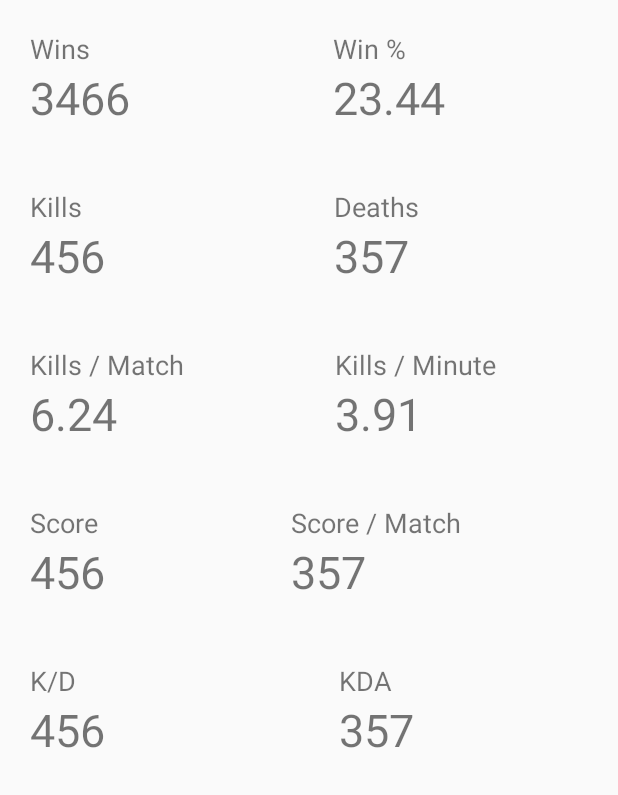
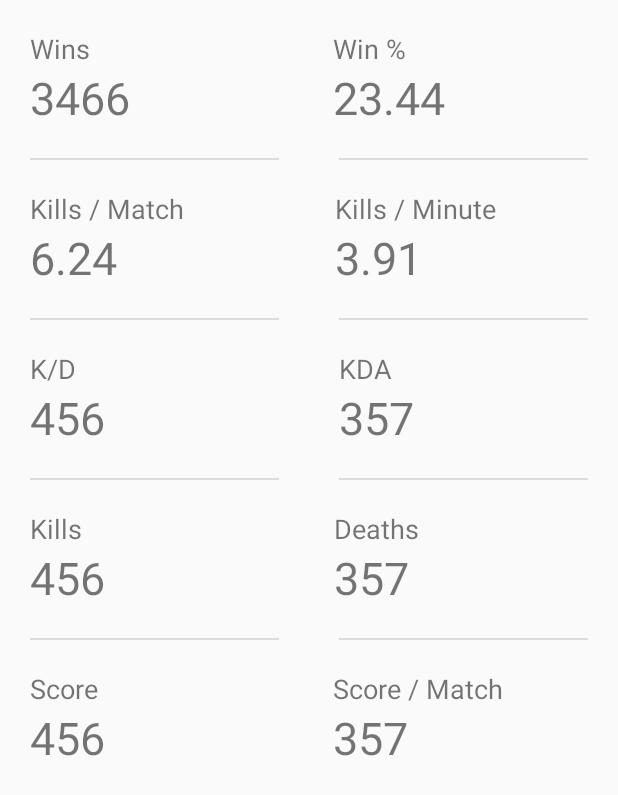
Before and after one commit to cam2332/StatsFromMOBA, an Android app: the layout player_overall_stats.xml on its own in the app's theme, with its tools: preview values and no code run, on a phone screen of 412 x 824 dp. Shown: the top 795 px of the screen. Run offline under Robolectric (Android 15) with nearby library versions, the phone set to English and light mode, and no system bars.

Commit message:
Updated layout player_overall_stats

```diff
--- a/app/src/main/res/layout/player_overall_stats.xml
+++ b/app/src/main/res/layout/player_overall_stats.xml
@@ -61,24 +61,188 @@
         </LinearLayout>
     </LinearLayout>
 
+
+    <LinearLayout
+        android:id="@+id/divider"
+        android:layout_width="match_parent"
+        android:layout_height="wrap_content"
+        android:orientation="horizontal">
+
+        <View
+            android:id="@+id/divider3"
+            android:layout_width="match_parent"
+            android:layout_height="1dp"
+            android:layout_marginLeft="20dp"
+            android:layout_marginRight="20dp"
+            android:layout_weight="1"
+            android:background="?android:attr/listDivider" />
+
+        <View
+            android:id="@+id/divider2"
+            android:layout_width="match_parent"
+            android:layout_height="1dp"
+            android:layout_marginLeft="20dp"
+            android:layout_marginRight="20dp"
+            android:layout_weight="1"
+            android:background="?android:attr/listDivider" />
+    </LinearLayout>
+
     <LinearLayout
         android:layout_width="match_parent"
         android:layout_height="wrap_content"
         android:orientation="horizontal">
 
-        <Space
+        <LinearLayout
+            android:layout_width="wrap_content"
+            android:layout_height="match_parent"
+            android:layout_weight="1"
+            android:orientation="vertical"
+            android:padding="20dp">
+
+            <TextView
+                android:id="@+id/textView682"
+                android:layout_width="match_parent"
+                android:layout_height="wrap_content"
+                android:text="Kills / Match"
+                android:textAlignment="textStart"
+                android:textSize="18sp" />
+
+            <TextView
+                android:id="@+id/textView_kills_per_match"
+                android:layout_width="match_parent"
+                android:layout_height="wrap_content"
+                android:text="6.24"
+                android:textAlignment="textStart"
+                android:textSize="30sp" />
+        </LinearLayout>
+
+        <LinearLayout
+            android:layout_width="wrap_content"
+            android:layout_height="match_parent"
+            android:layout_weight="1"
+            android:orientation="vertical"
+            android:padding="20dp">
+
+            <TextView
+                android:id="@+id/textView452"
+                android:layout_width="match_parent"
+                android:layout_height="wrap_content"
+                android:text="Kills / Minute"
+                android:textAlignment="textStart"
+                android:textSize="18sp" />
+
+            <TextView
+                android:id="@+id/textView_kills_per_minute"
+                android:layout_width="match_parent"
+                android:layout_height="wrap_content"
+                android:text="3.91"
+                android:textAlignment="textStart"
+                android:textSize="30sp" />
+        </LinearLayout>
+    </LinearLayout>
+
+    <LinearLayout
+        android:id="@+id/divider10"
+        android:layout_width="match_parent"
+        android:layout_height="wrap_content"
+        android:orientation="horizontal">
+
+        <View
+            android:id="@+id/divider5"
             android:layout_width="match_parent"
-            android:layout_height="wrap_content"
-            android:layout_marginLeft="15dp"
-            android:layout_marginRight="35dp"
-            android:layout_weight=".7" />
+            android:layout_height="1dp"
+            android:layout_marginLeft="20dp"
+            android:layout_marginRight="20dp"
+            android:layout_weight="1"
+            android:background="?android:attr/listDivider" />
 
-        <Space
+        <View
+            android:id="@+id/divider4"
             android:layout_width="match_parent"
-            android:layout_height="wrap_content"
-            android:layout_marginLeft="15dp"
-            android:layout_marginRight="35dp"
-            android:layout_weight=".7" />
+            android:layout_height="1dp"
+            android:layout_marginLeft="20dp"
+            android:layout_marginRight="20dp"
+            android:layout_weight="1"
+            android:background="?android:attr/listDivider" />
+    </LinearLayout>
+
+    <LinearLayout
+        android:layout_width="match_parent"
+        android:layout_height="wrap_content"
+        android:orientation="horizontal">
+
+        <LinearLayout
+            android:layout_width="wrap_content"
+            android:layout_height="match_parent"
+            android:layout_weight="1"
+            android:orientation="vertical"
+            android:padding="20dp">
+
+            <TextView
+                android:id="@+id/textView68"
+                android:layout_width="match_parent"
+                android:layout_height="wrap_content"
+                android:text="K/D"
+                android:textAlignment="textStart"
+                android:textSize="18sp" />
+
+            <TextView
+                android:id="@+id/textView_kd"
+                android:layout_width="match_parent"
+                android:layout_height="wrap_content"
+                android:text="456"
+                android:textAlignment="textStart"
+                android:textSize="30sp" />
+        </LinearLayout>
+
+        <LinearLayout
+            android:layout_width="wrap_content"
+            android:layout_height="match_parent"
+            android:layout_weight="1"
+            android:orientation="vertical"
+            android:padding="20dp">
+
+            <TextView
+                android:id="@+id/textView45"
+                android:layout_width="match_parent"
+                android:layout_height="wrap_content"
+                android:text="KDA"
+                android:textAlignment="textStart"
+                android:textSize="18sp" />
+
+            <TextView
+                android:id="@+id/textView_kda"
+                android:layout_width="match_parent"
+                android:layout_height="wrap_content"
+                android:text="357"
+                android:textAlignment="textStart"
+                android:textSize="30sp" />
+        </LinearLayout>
+    </LinearLayout>
+
+    <LinearLayout
+        android:id="@+id/divider11"
+        android:layout_width="match_parent"
+        android:layout_height="wrap_content"
+        android:orientation="horizontal">
+
+        <View
+            android:id="@+id/divider7"
+            android:layout_width="match_parent"
+            android:layout_height="1dp"
+            android:layout_marginLeft="20dp"
+            android:layout_marginRight="20dp"
+            android:layout_weight="1"
+            android:background="?android:attr/listDivider" />
+
+        <View
+            android:id="@+id/divider6"
+            android:layout_width="match_parent"
+            android:layout_height="1dp"
+            android:layout_marginLeft="20dp"
+            android:layout_marginRight="20dp"
+            android:layout_weight="1"
+            android:background="?android:attr/listDivider" />
     </LinearLayout>
 
     <LinearLayout
@@ -136,97 +300,28 @@
     </LinearLayout>
 
     <LinearLayout
+        android:id="@+id/divider12"
         android:layout_width="match_parent"
         android:layout_height="wrap_content"
         android:orientation="horizontal">
 
-        <Space
+        <View
+            android:id="@+id/divider9"
             android:layout_width="match_parent"
-            android:layout_height="wrap_content"
-            android:layout_marginLeft="15dp"
-            android:layout_marginRight="35dp"
-            android:layout_weight=".7" />
+            android:layout_height="1dp"
+            android:layout_marginLeft="20dp"
+            android:layout_marginRight="20dp"
+            android:layout_weight="1"
+            android:background="?android:attr/listDivider" />
 
-        <Space
+        <View
+            android:id="@+id/divider8"
             android:layout_width="match_parent"
-            android:layout_height="wrap_content"
-            android:layout_marginLeft="15dp"
-            android:layout_marginRight="35dp"
-            android:layout_weight=".7" />
-    </LinearLayout>
-
-    <LinearLayout
-        android:layout_width="match_parent"
-        android:layout_height="wrap_content"
-        android:orientation="horizontal">
-
-        <LinearLayout
-            android:layout_width="wrap_content"
-            android:layout_height="match_parent"
+            android:layout_height="1dp"
+            android:layout_marginLeft="20dp"
+            android:layout_marginRight="20dp"
             android:layout_weight="1"
-            android:orientation="vertical"
-            android:padding="20dp">
-
-            <TextView
-                android:id="@+id/textView682"
-                android:layout_width="match_parent"
-                android:layout_height="wrap_content"
-                android:text="Kills / Match"
-                android:textAlignment="textStart"
-                android:textSize="18sp" />
-
-            <TextView
-                android:id="@+id/textView_kills_per_match"
-                android:layout_width="match_parent"
-                android:layout_height="wrap_content"
-                android:text="6.24"
-                android:textAlignment="textStart"
-                android:textSize="30sp" />
-        </LinearLayout>
-
-        <LinearLayout
-            android:layout_width="wrap_content"
-            android:layout_height="match_parent"
-            android:layout_weight="1"
-            android:orientation="vertical"
-            android:padding="20dp">
-
-            <TextView
-                android:id="@+id/textView452"
-                android:layout_width="match_parent"
-                android:layout_height="wrap_content"
-                android:text="Kills / Minute"
-                android:textAlignment="textStart"
-                android:textSize="18sp" />
-
-            <TextView
-                android:id="@+id/textView_kills_per_minute"
-                android:layout_width="match_parent"
-                android:layout_height="wrap_content"
-                android:text="3.91"
-                android:textAlignment="textStart"
-                android:textSize="30sp" />
-        </LinearLayout>
-    </LinearLayout>
-
-    <LinearLayout
-        android:layout_width="match_parent"
-        android:layout_height="wrap_content"
-        android:orientation="horizontal">
-
-        <Space
-            android:layout_width="match_parent"
-            android:layout_height="wrap_content"
-            android:layout_marginLeft="15dp"
-            android:layout_marginRight="35dp"
-            android:layout_weight=".7" />
-
-        <Space
-            android:layout_width="match_parent"
-            android:layout_height="wrap_content"
-            android:layout_marginLeft="15dp"
-            android:layout_marginRight="35dp"
-            android:layout_weight=".7" />
+            android:background="?android:attr/listDivider" />
     </LinearLayout>
 
     <LinearLayout
@@ -261,7 +356,7 @@
         <LinearLayout
             android:layout_width="wrap_content"
             android:layout_height="match_parent"
-            android:layout_weight="1"
+            android:layout_weight=".5"
             android:orientation="vertical"
             android:padding="20dp">
 
@@ -283,78 +378,4 @@
         </LinearLayout>
     </LinearLayout>
 
-    <LinearLayout
-        android:layout_width="match_parent"
-        android:layout_height="wrap_content"
-        android:orientation="horizontal">
-
-        <Space
-            android:layout_width="match_parent"
-            android:layout_height="wrap_content"
-            android:layout_marginLeft="15dp"
-            android:layout_marginRight="35dp"
-            android:layout_weight=".7" />
-
-        <Space
-            android:layout_width="match_parent"
-            android:layout_height="wrap_content"
-            android:layout_marginLeft="15dp"
-            android:layout_marginRight="35dp"
-            android:layout_weight=".7" />
-    </LinearLayout>
-
-    <LinearLayout
-        android:layout_width="match_parent"
-        android:layout_height="wrap_content"
-        android:orientation="horizontal">
-
-        <LinearLayout
-            android:layout_width="wrap_content"
-            android:layout_height="match_parent"
-            android:layout_weight="1"
-            android:orientation="vertical"
-            android:padding="20dp">
-
-            <TextView
-                android:id="@+id/textView68"
-                android:layout_width="match_parent"
-                android:layout_height="wrap_content"
-                android:text="K/D"
-                android:textAlignment="textStart"
-                android:textSize="18sp" />
-
-            <TextView
-                android:id="@+id/textView_kd"
-                android:layout_width="match_parent"
-                android:layout_height="wrap_content"
-                android:text="456"
-                android:textAlignment="textStart"
-                android:textSize="30sp" />
-        </LinearLayout>
-
-        <LinearLayout
-            android:layout_width="wrap_content"
-            android:layout_height="match_parent"
-            android:layout_weight="1"
-            android:orientation="vertical"
-            android:padding="20dp">
-
-            <TextView
-                android:id="@+id/textView45"
-                android:layout_width="match_parent"
-                android:layout_height="wrap_content"
-                android:text="KDA"
-                android:textAlignment="textStart"
-                android:textSize="18sp" />
-
-            <TextView
-                android:id="@+id/textView_kda"
-                android:layout_width="match_parent"
-                android:layout_height="wrap_content"
-                android:text="357"
-                android:textAlignment="textStart"
-                android:textSize="30sp" />
-        </LinearLayout>
-    </LinearLayout>
-
 </LinearLayout>
```
